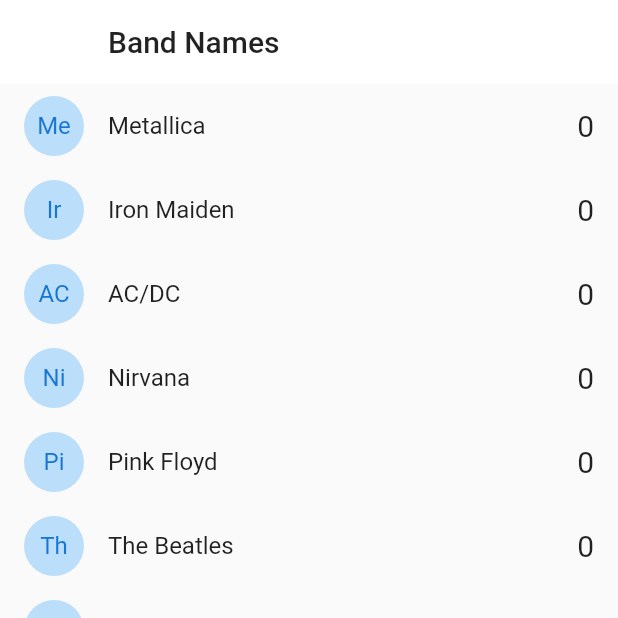
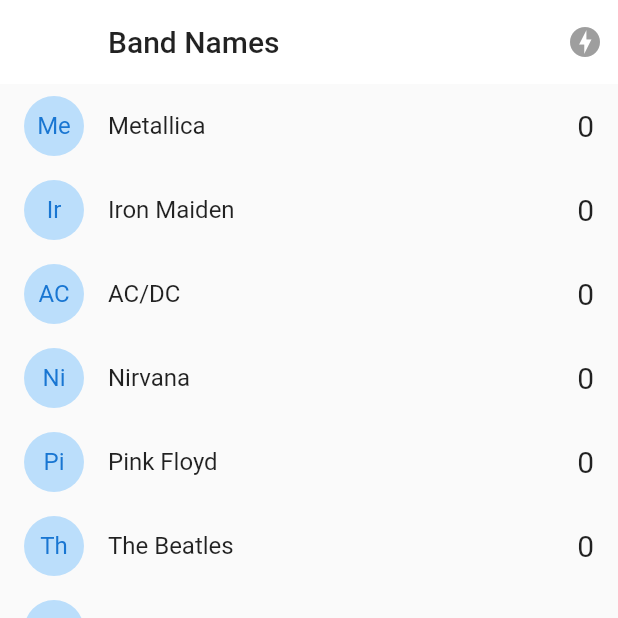
Before and after one commit to andrespd99/bands_app, a Flutter app: the HomePage screen opened directly, on a phone screen of 412 x 824 dp, the top half of it. Run offline on Flutter 3.47's test engine with Material 2 defaults, Android fonts, the phone set to English and light mode, and no system bars; our stand-ins replace socket_io_client; network calls fail.

Commit message:
Clase 32

```diff
--- a/lib/pages/home.dart
+++ b/lib/pages/home.dart
@@ -1,11 +1,15 @@
 import 'dart:io';
 
+import 'package:flutter/material.dart';
 import 'package:flutter/cupertino.dart';
-import 'package:flutter/material.dart';
+import 'package:provider/provider.dart';
 
 import 'package:bands_app/models/band.dart';
+import 'package:bands_app/services/socket.dart';
 
 class HomePage extends StatefulWidget {
+  static String routeName = 'home';
+
   HomePage({Key? key}) : super(key: key);
 
   @override
@@ -35,6 +39,21 @@
     );
   }
 
+  Icon serverStatusIcon() {
+    final status = Provider.of<SocketService>(context).serverStatus;
+
+    switch (status) {
+      case ServerStatus.connecting:
+        return const Icon(Icons.offline_bolt, color: Colors.grey);
+      case ServerStatus.online:
+        return Icon(Icons.check_circle, color: Colors.greenAccent.shade400);
+      case ServerStatus.offline:
+        return Icon(Icons.offline_bolt, color: Colors.red.shade300);
+      default:
+        return const Icon(Icons.offline_bolt, color: Colors.grey);
+    }
+  }
+
   AppBar _appBarWidget() {
     return AppBar(
       title: const Text(
@@ -43,6 +62,12 @@
       ),
       elevation: 0,
       backgroundColor: Colors.white,
+      actions: [
+        Container(
+          margin: const EdgeInsets.only(right: 10.0),
+          child: serverStatusIcon(),
+        ),
+      ],
     );
   }
 
--- a/lib/pages/status.dart
+++ b/lib/pages/status.dart
@@ -3,6 +3,8 @@
 import 'package:provider/provider.dart';
 
 class StatusPage extends StatefulWidget {
+  static String routeName = 'status';
+
   StatusPage({Key? key}) : super(key: key);
 
   @override
```
Also changed, not shown: lib/main.dart (+6 -1 lines).
